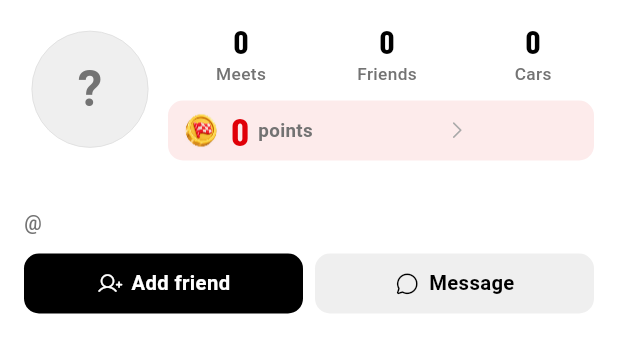
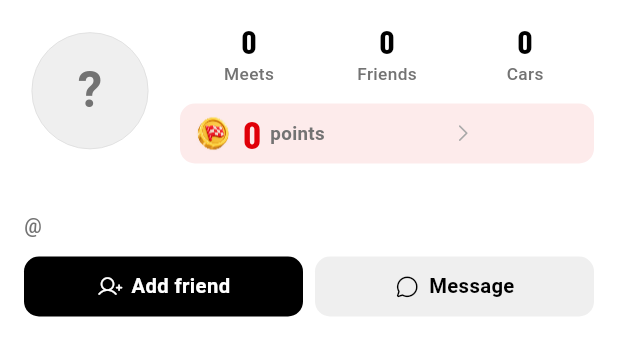
Before and after one commit to CreatiqAI/TTSpot, a Flutter app: the ProfileHeader widget shown alone on an empty page, opened directly with empty values, on a phone screen of 412 x 824 dp. Shown: the top 356 px of the screen. Run offline on Flutter 3.47's test engine with Material 3 defaults, Android fonts, the phone set to English and light mode, and no system bars; our stand-ins replace cached_network_image, firebase_core, firebase_crashlytics, firebase_messaging, flutter_image_compress, flutter_riverpod and 9 more; missing offline and left inert: mapbox_maps_flutter, mobile_scanner, record; accounts and stored records are empty.

Commit message:
Profile: numbers and points card share one column (16 px gutters both sides), more room beside the avatar
Co-Authored-By: Claude Opus 5.5 <noreply@anthropic.com>

```diff
--- a/lib/features/profile/presentation/widgets/profile_header.dart
+++ b/lib/features/profile/presentation/widgets/profile_header.dart
@@ -69,8 +69,10 @@ class ProfileHeader extends StatelessWidget {
       crossAxisAlignment: CrossAxisAlignment.start,
       children: [
         // ------------------------------------------------- avatar + stats ---
+        // Same 16 px gutter both sides; the numbers and the points card share
+        // one column, so their edges line up.
         Padding(
-          padding: const EdgeInsets.fromLTRB(16, 12, 8, 0),
+          padding: const EdgeInsets.fromLTRB(16, 12, 16, 0),
           child: Row(
             children: [
               // 88 across in all: a brand ring when a moment is live.
@@ -86,10 +88,11 @@ class ProfileHeader extends StatelessWidget {
                   ),
                 ),
               ),
-              const SizedBox(width: 8),
+              const SizedBox(width: 16),
               Expanded(
                 child: Column(
                   mainAxisSize: MainAxisSize.min,
+                  crossAxisAlignment: CrossAxisAlignment.stretch,
                   children: [
                     Row(
                       children: [
@@ -99,8 +102,8 @@ class ProfileHeader extends StatelessWidget {
                       ],
                     ),
                     if (points != null) ...[
-                      const SizedBox(height: 6),
-                      Padding(padding: const EdgeInsets.only(right: 8), child: _PointsCard(points: points!, onTap: onPoints)),
+                      const SizedBox(height: 8),
+                      _PointsCard(points: points!, onTap: onPoints),
                     ],
                   ],
                 ),
```
